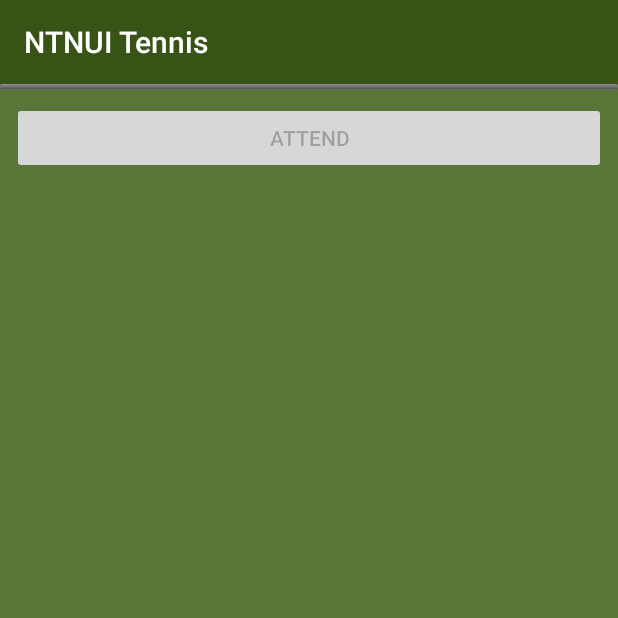
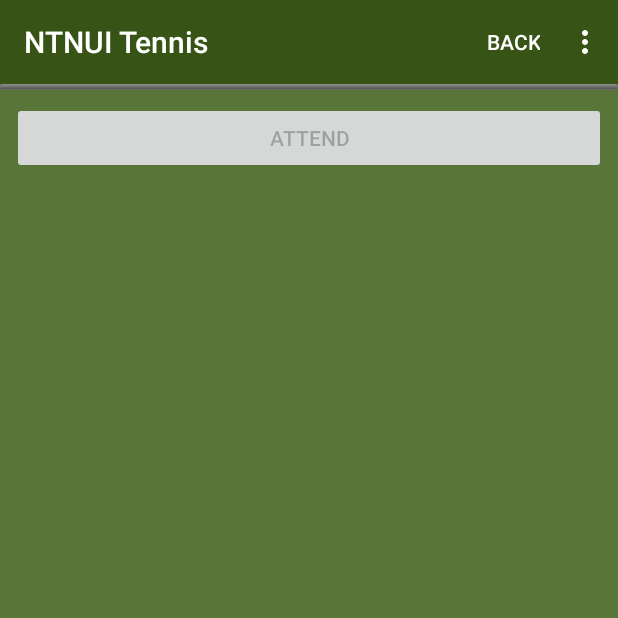
Before and after one commit to DanglingPointer/NTNUI-Tennis, an Android app: the SlotDetailsActivity screen opened directly, with no data from a screen before it, on a phone screen of 412 x 824 dp, the top half of it. Run offline under Robolectric (Android 15) with nearby library versions, the phone set to English and light mode, and no system bars; 1 statement that could not run was skipped.

Commit message:
Shows error on invalid credentials now; added SlotDetailsActivity action bar; added large image for notifications

```diff
--- a/App/NtnuiTennis/app/src/main/java/org/mikhailv/ntnuitennis/services/NotifierService.java
+++ b/App/NtnuiTennis/app/src/main/java/org/mikhailv/ntnuitennis/services/NotifierService.java
@@ -7,6 +7,7 @@
 import android.content.Context;
 import android.content.Intent;
 import android.content.res.Resources;
+import android.graphics.BitmapFactory;
 import android.graphics.Color;
 import android.net.ConnectivityManager;
 import android.net.NetworkInfo;
@@ -125,9 +126,10 @@
         Resources r = getResources();
         Notification note = new NotificationCompat.Builder(this)
                 .setTicker(r.getString(R.string.notification_ticker))
-                .setSmallIcon(R.drawable.ic_notification_icon)
                 .setContentTitle(r.getString(R.string.notification_title))
                 .setContentText(r.getString(R.string.notification_text, info))
+                .setSmallIcon(R.drawable.ic_notification_icon)
+                .setLargeIcon(BitmapFactory.decodeResource(r, R.mipmap.ic_launcher))
                 .setContentIntent(pi)
                 .setAutoCancel(true)
                 .setVibrate(new long[] { 0, 200, 500, 200 })
--- a/App/NtnuiTennis/app/src/main/java/org/mikhailv/ntnuitennis/ui/DayFragment.java
+++ b/App/NtnuiTennis/app/src/main/java/org/mikhailv/ntnuitennis/ui/DayFragment.java
@@ -184,7 +184,7 @@
     {
         m_progressBar.setVisibility(View.GONE);
         if (e != null)
-            Toast.makeText(getActivity(), e.getMessage(), Toast.LENGTH_SHORT).show();
+            Toast.makeText(getActivity(), e.getMessage(), Toast.LENGTH_LONG).show();
     }
     @Override
     public void onDownloadCanceled()
--- /dev/null
+++ b/App/NtnuiTennis/app/src/main/res/menu/menu_slot_details.xml
@@ -0,0 +1,19 @@
+<?xml version="1.0" encoding="utf-8"?>
+<menu xmlns:android="http://schemas.android.com/apk/res/android"
+      xmlns:app="http://schemas.android.com/apk/res-auto">
+    <item
+        android:id="@+id/menu_back_btn"
+        android:title="@string/menu_back"
+        app:showAsAction="always|withText"
+        />
+    <item
+        android:id="@+id/menu_refresh_btn"
+        android:title="@string/menu_refresh"
+        app:showAsAction="never"
+        />
+    <item
+        android:id="@+id/menu_login_btn"
+        android:title="@string/menu_login"
+        app:showAsAction="never"
+        />
+</menu>
--- a/App/NtnuiTennis/app/src/main/res/values/strings.xml
+++ b/App/NtnuiTennis/app/src/main/res/values/strings.xml
@@ -26,4 +26,5 @@
     <string name="notification_text">Available spot in %1s tennis session!</string>
     <string name="notification_cookie_title">Login error</string>
     <string name="notification_cookie_text">Press to renew your login information automatically.</string>
+    <string name="menu_back">Back</string>
 </resources>
```
Also changed, not shown: App/NtnuiTennis/app/src/main/java/org/mikhailv/ntnuitennis/net/AuthenticateTask.java (+8 -2 lines), App/NtnuiTennis/app/src/main/java/org/mikhailv/ntnuitennis/ui/SlotDetailsActivity.java (+43 -4 lines), 2 other files.
